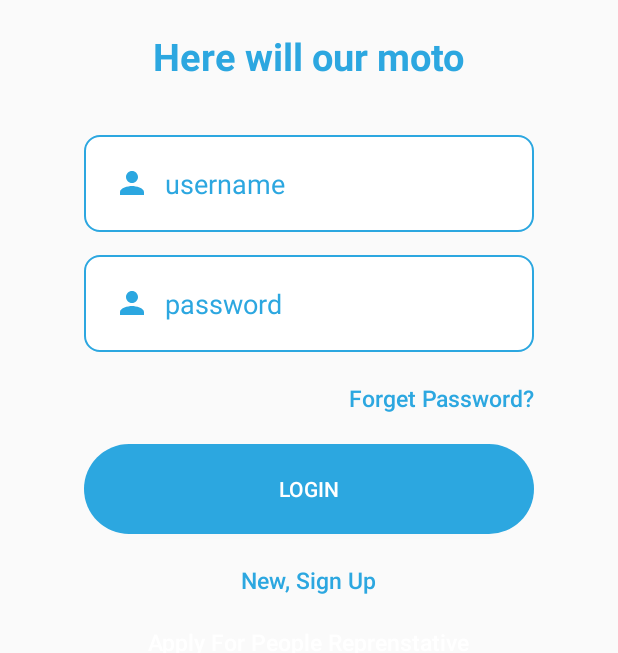
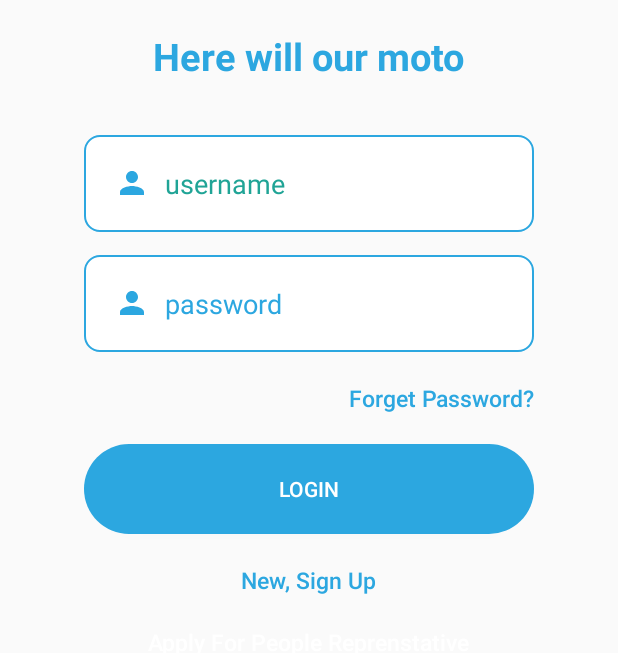
Before and after one commit to ChemoAlpha/PatchHole, an Android app: the MainActivity screen opened directly, with no data from a screen before it, on a phone screen of 412 x 824 dp, the part 330-983 px from its top. Run offline under Robolectric (Android 15) with nearby library versions, the light colour scheme and no system bars; our stand-ins replace Firebase (no records; nobody signed in at launch, a user with empty details on screens opened directly).

Commit message:
commit 2 username color change

```diff
--- a/app/src/main/res/layout/activity_main.xml
+++ b/app/src/main/res/layout/activity_main.xml
@@ -44,7 +44,7 @@
             android:hint="username"
             android:inputType="textEmailAddress"
             android:padding="20dp"
-            android:textColorHint="#2CA7E0" />
+            android:textColorHint="#20A496" />
 
         <EditText
             android:id="@+id/Password"
```
